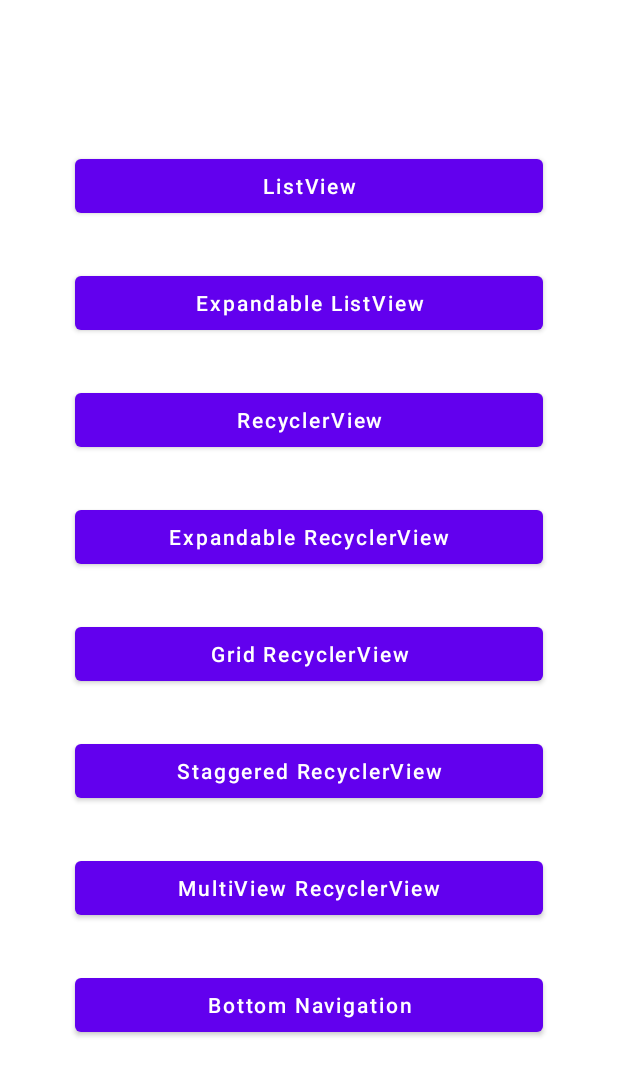
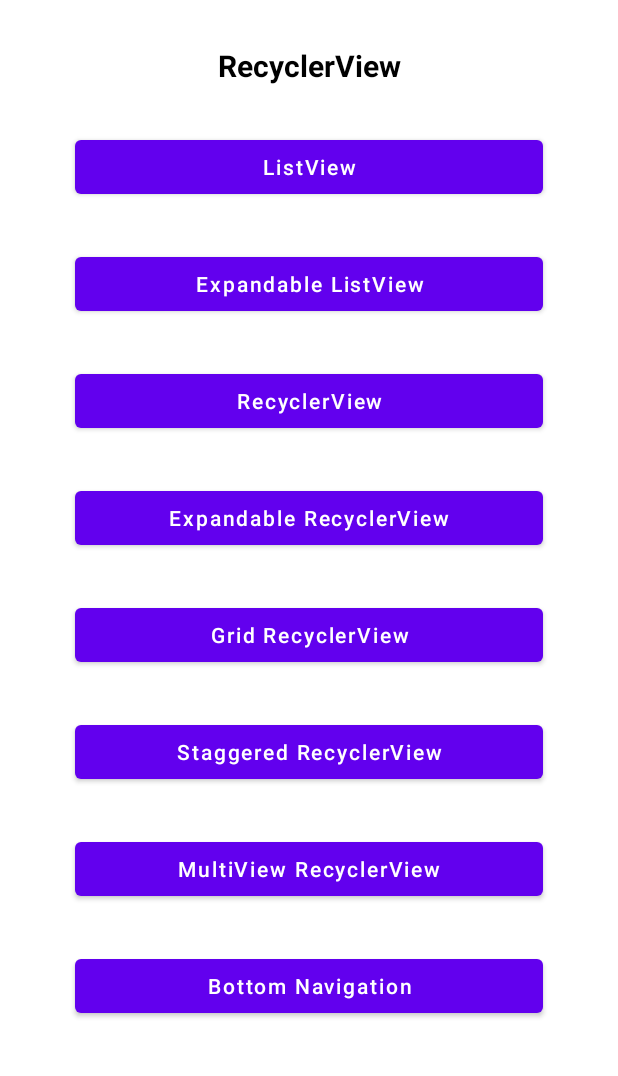
Before and after one commit to vidhi48/Android-Demos, an Android app: the screen it shows after launch (MainActivity), on a phone screen of 412 x 824 dp. Shown: the top 1076 px of the screen. Run offline under Robolectric (Android 15) with nearby library versions, the phone set to English and light mode, and no system bars.

Commit message:
TE7-T1045: Changes done

```diff
--- a/app/src/main/res/layout/activity_main.xml
+++ b/app/src/main/res/layout/activity_main.xml
@@ -6,18 +6,32 @@
     android:layout_height="match_parent"
     tools:context="com.example.demo.activities.MainActivity">
 
+    <TextView
+        android:id="@+id/recyclerView"
+        android:layout_width="wrap_content"
+        android:layout_height="wrap_content"
+        android:text="@string/recyclerview"
+        android:textColor="@color/black"
+        android:textSize="20sp"
+        android:textStyle="bold"
+        android:layout_marginTop="@dimen/dp_30"
+        app:layout_constraintStart_toStartOf="parent"
+        app:layout_constraintEnd_toEndOf="parent"
+        app:layout_constraintTop_toTopOf="parent"
+        />
+
     <Button
         android:id="@+id/list"
         android:layout_width="@dimen/dp_0"
         android:layout_height="wrap_content"
         android:text="@string/listview"
         android:textAllCaps="false"
-        android:layout_marginTop="@dimen/dp_100"
+        android:layout_marginTop="@dimen/dp_30"
         android:layout_marginStart="@dimen/dp_50"
         android:layout_marginEnd="@dimen/dp_50"
         app:layout_constraintStart_toStartOf="parent"
         app:layout_constraintEnd_toEndOf="parent"
-        app:layout_constraintTop_toTopOf="parent"
+        app:layout_constraintTop_toBottomOf="@id/recyclerView"
         />
 
     <Button
```
